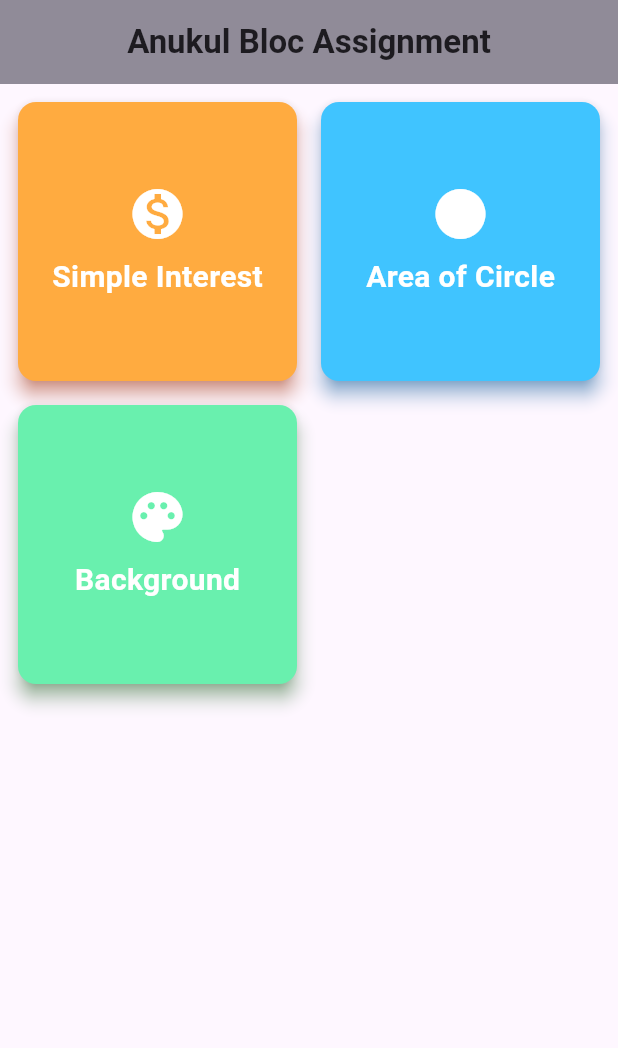
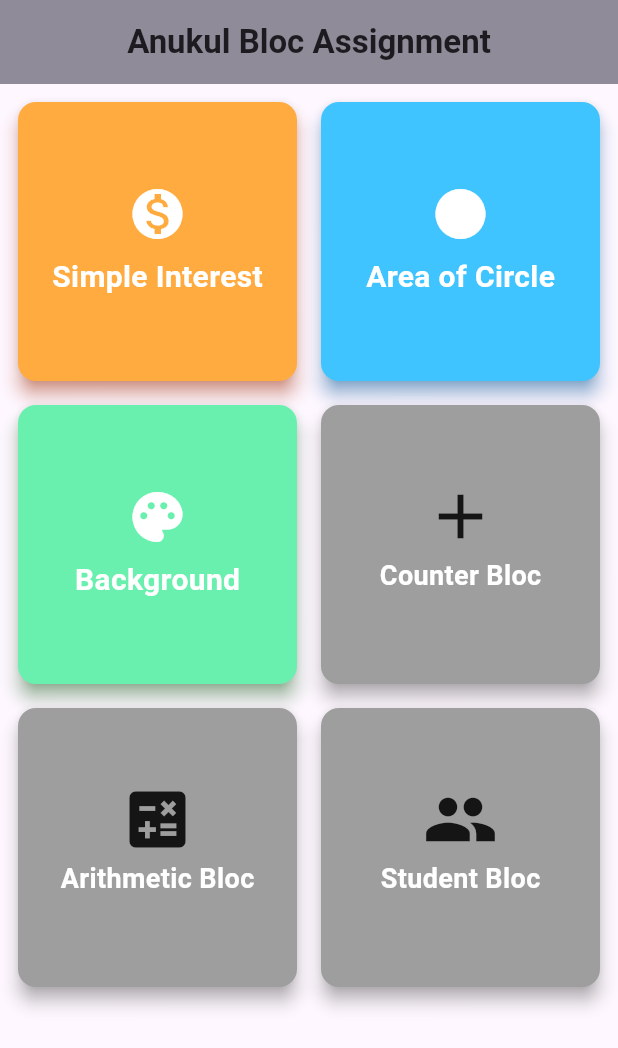
Before and after one commit to Anukul07/Class-Assignment-Two-Mobile-, a Flutter app: the screen it shows after launch, on a phone screen of 412 x 824 dp. Shown: the top 1048 px of the screen. Run offline on Flutter 3.47's test engine with Material 3 defaults, Android fonts, the phone set to English and light mode, and no system bars; our stand-ins replace bloc, flutter_bloc, get_it, google_fonts.

Commit message:
updated bloc with service locator

```diff
--- a/lib/app.dart
+++ b/lib/app.dart
@@ -1,7 +1,5 @@
-import 'package:class_assignment_two/cubit/area_of_circle_cubit.dart';
-import 'package:class_assignment_two/cubit/background_color_cubit.dart';
 import 'package:class_assignment_two/cubit/dashboard_cubit.dart';
-import 'package:class_assignment_two/cubit/simple_interest_cubit.dart';
+import 'package:class_assignment_two/service_locator/service_locator.dart';
 import 'package:class_assignment_two/view/dashboard_view.dart';
 import 'package:flutter/material.dart';
 import 'package:flutter_bloc/flutter_bloc.dart';
@@ -11,22 +9,29 @@ class App extends StatelessWidget {
 
   @override
   Widget build(BuildContext context) {
-    return MultiBlocProvider(
-        providers: [
-          BlocProvider(create: (context) => SimpleInterestCubit()),
-          BlocProvider(create: (context) => AreaOfCircleCubit()),
-          BlocProvider(create: (context) => BackgroundColorCubit()),
-          BlocProvider(
-            create: (context) => DashboardCubit(
-              context.read<SimpleInterestCubit>(),
-              context.read<AreaOfCircleCubit>(),
-              context.read<BackgroundColorCubit>(),
-            ),
-          )
-        ],
-        child: MaterialApp(
-          debugShowCheckedModeBanner: false,
-          home: DashboardView(),
-        ));
+    // return MultiBlocProvider(
+    //   providers: [
+    //     BlocProvider<AreaOfCircleCubit>(create: (context) => serviceLocator()),
+    //     BlocProvider<SimpleInterestCubit>(
+    //         create: (context) => serviceLocator()),
+    //     BlocProvider(
+    //         create: (context) => serviceLocator<BackgroundColorCubit>()),
+    //     BlocProvider(
+    //       create: (context) => serviceLocator<DashboardCubit>(),
+    //     ),
+    //   ],
+    //   child: MaterialApp(
+    //     debugShowCheckedModeBanner: false,
+    //     home: DashboardView(),
+    //   ),
+    // );
+    return MaterialApp(
+      debugShowCheckedModeBanner: false,
+      title: 'Flutter Bloc',
+      home: BlocProvider.value(
+        value: serviceLocator<DashboardCubit>(),
+        child: DashboardView(),
+      ),
+    );
   }
 }
--- a/lib/main.dart
+++ b/lib/main.dart
@@ -1,7 +1,10 @@
 import 'package:class_assignment_two/app.dart';
+import 'package:class_assignment_two/service_locator/service_locator.dart';
 import 'package:flutter/material.dart';
 
-void main() {
+void main() async {
+  WidgetsFlutterBinding.ensureInitialized();
+  await initDependencies();
   runApp(
     App(),
   );
--- a/lib/view/dashboard_view.dart
+++ b/lib/view/dashboard_view.dart
@@ -1,6 +1,7 @@
 import 'package:class_assignment_two/cubit/dashboard_cubit.dart';
 import 'package:flutter/material.dart';
 import 'package:flutter_bloc/flutter_bloc.dart';
+import 'package:google_fonts/google_fonts.dart';
 
 class DashboardView extends StatelessWidget {
   const DashboardView({super.key});
@@ -23,7 +24,7 @@ class DashboardView extends StatelessWidget {
           crossAxisSpacing: 8,
           mainAxisSpacing: 8,
         ),
-        children: <Widget>[
+        children: [
           Card(
             color: Colors.orangeAccent,
             shadowColor: Colors.deepOrange,
@@ -84,9 +85,6 @@ class DashboardView extends StatelessWidget {
             color: Colors.greenAccent,
             shadowColor: Colors.green,
             elevation: 5,
-            shape: RoundedRectangleBorder(
-              borderRadius: BorderRadius.circular(12),
-            ),
             child: InkWell(
               onTap: () {
                 context.read<DashboardCubit>().openBackgroundColorView(context);
@@ -108,6 +106,102 @@ class DashboardView extends StatelessWidget {
               ),
             ),
           ),
+          Card(
+            color: Colors.grey,
+            elevation: 5,
+            shadowColor: Colors.grey,
+            child: InkWell(
+              onTap: () {},
+              child: Center(
+                child: Column(
+                  mainAxisAlignment: MainAxisAlignment.center,
+                  children: [
+                    Icon(
+                      Icons.add,
+                      size: 50,
+                    ),
+                    SizedBox(
+                      height: 2,
+                    ),
+                    Padding(
+                      padding: const EdgeInsets.only(bottom: 10),
+                      child: Text(
+                        "Counter Bloc",
+                        style: GoogleFonts.roboto(
+                            fontSize: 18,
+                            color: Colors.white,
+                            fontWeight: FontWeight.bold),
+                      ),
+                    ),
+                  ],
+                ),
+              ),
+            ),
+          ),
+          Card(
+            color: Colors.grey,
+            elevation: 5,
+            shadowColor: Colors.grey,
+            child: InkWell(
+              onTap: () {},
+              child: Center(
+                child: Column(
+                  mainAxisAlignment: MainAxisAlignment.center,
+                  children: [
+                    Icon(
+                      Icons.calculate,
+                      size: 50,
+                    ),
+                    SizedBox(
+                      height: 2,
+                    ),
+                    Padding(
+                      padding: const EdgeInsets.only(bottom: 10),
+                      child: Text(
+                        "Arithmetic Bloc",
+                        style: GoogleFonts.roboto(
+                            fontSize: 18,
+                            color: Colors.white,
+                            fontWeight: FontWeight.bold),
+                      ),
+                    ),
+                  ],
+                ),
+              ),
+            ),
+          ),
+          Card(
+            color: Colors.grey,
+            elevation: 5,
+            shadowColor: Colors.grey,
+            child: InkWell(
+              onTap: () {},
+              child: Center(
+                child: Column(
+                  mainAxisAlignment: MainAxisAlignment.center,
+                  children: [
+                    Icon(
+                      Icons.people,
+                      size: 50,
+                    ),
+                    SizedBox(
+                      height: 2,
+                    ),
+                    Padding(
+                      padding: const EdgeInsets.only(bottom: 10),
+                      child: Text(
+                        "Student Bloc",
+                        style: GoogleFonts.roboto(
+                            fontSize: 18,
+                            color: Colors.white,
+                            fontWeight: FontWeight.bold),
+                      ),
+                    ),
+                  ],
+                ),
+              ),
+            ),
+          )
         ],
       ),
     );
--- a/pubspec.yaml
+++ b/pubspec.yaml
@@ -36,6 +36,7 @@ dependencies:
   cupertino_icons: ^1.0.8
   flutter_bloc: ^8.1.6
   get_it: ^8.0.3
+  google_fonts: ^6.2.1
 
 dev_dependencies:
   flutter_test:
```
Also changed, not shown: lib/bloc/arithmetic_bloc.dart (added, +18 -0 lines), lib/bloc/arithmetic_event.dart (added, +22 -0 lines), lib/service_locator/service_locator.dart (added, +26 -0 lines), lib/view/arithmetic_bloc_view.dart (added, +74 -0 lines), pubspec.lock, 8 other files.
